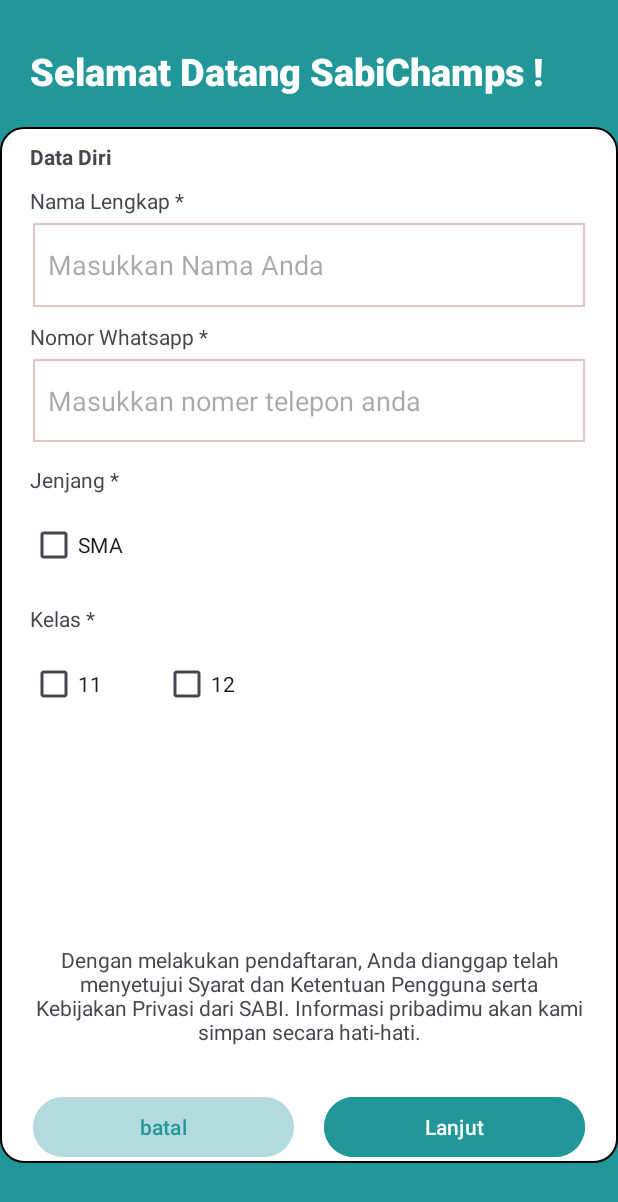
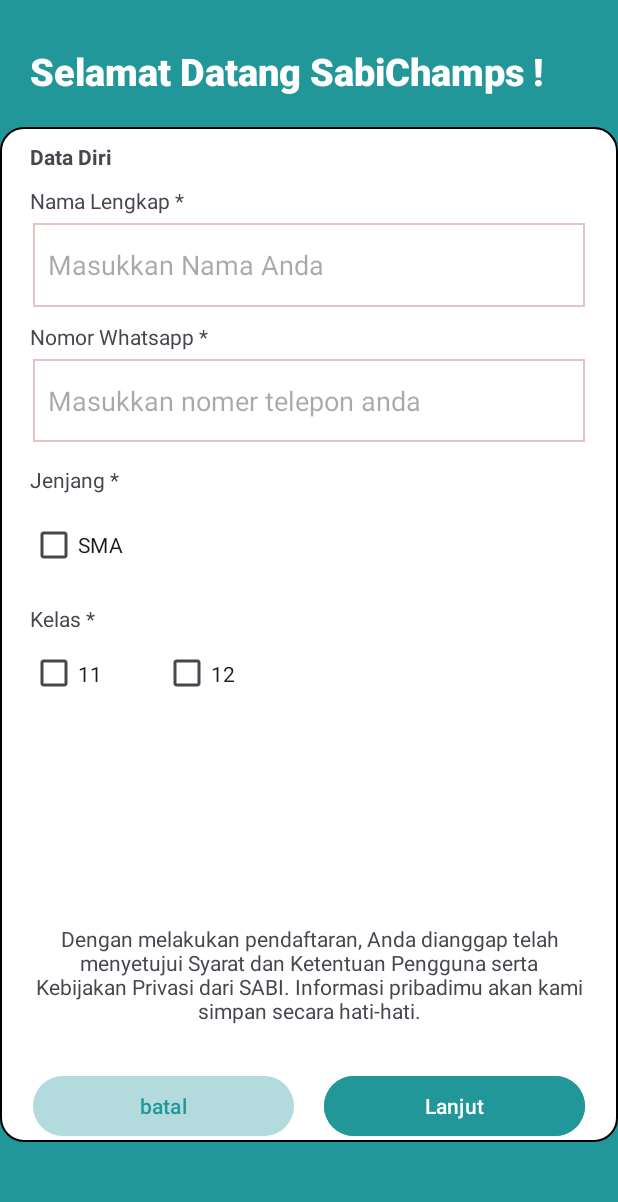
Before and after one commit to teamsabi/sabimobile, an Android app: the layout fragment_daftar.xml on its own in the app's theme, with its tools: preview values and no code run, on a phone screen of 412 x 824 dp. Shown: the top 1202 px of the screen. Run offline under Robolectric (Android 15) with nearby library versions, the phone set to English and light mode, and no system bars.

Commit message:
Update fragment_daftar.xml

```diff
--- a/app/src/main/res/layout/fragment_daftar.xml
+++ b/app/src/main/res/layout/fragment_daftar.xml
@@ -9,9 +9,8 @@
     <LinearLayout
         android:layout_width="match_parent"
         android:layout_height="match_parent"
-        android:orientation="vertical"
-        android:layout_gravity="top"
-        android:background="@color/purple_500">
+        android:background="@color/purple_500"
+        android:orientation="vertical">
 
         <TextView
             android:id="@+id/textView3"
@@ -19,8 +18,8 @@
             android:layout_height="wrap_content"
             android:layout_marginStart="20dp"
             android:layout_marginTop="30dp"
+            android:fontFamily="sans-serif-black"
             android:paddingBottom="20dp"
-            android:fontFamily="sans-serif-black"
             android:text="Selamat Datang SabiChamps !"
             android:textColor="#ffffff"
             android:textSize="25dp" />
@@ -31,10 +30,11 @@
 
             <LinearLayout
                 android:layout_width="match_parent"
-                android:layout_height="match_parent"
-                android:layout_gravity="center"
+                android:layout_height="wrap_content"
+                android:layout_gravity="bottom"
                 android:background="@drawable/shapedashboard"
                 android:orientation="vertical">
+
                 <TextView
                     android:id="@+id/textView21"
                     android:layout_width="wrap_content"
@@ -116,7 +116,7 @@
 
                 <LinearLayout
                     android:layout_width="match_parent"
-                    android:layout_height="wrap_content"
+                    android:layout_height="164dp"
                     android:orientation="horizontal"
                     android:paddingBottom="120dp">
 
@@ -151,7 +151,7 @@
 
                 <LinearLayout
                     android:layout_width="match_parent"
-                    android:layout_height="match_parent"
+                    android:layout_height="wrap_content"
                     android:orientation="horizontal">
 
                     <Button
@@ -180,15 +180,6 @@
             </LinearLayout>
         </ScrollView>
 
-        <LinearLayout
-            android:layout_width="wrap_content"
-            android:layout_height="match_parent"
-            android:layout_gravity="center"
-            android:background="@drawable/shapedashboard"
-            android:orientation="vertical">
-
-
-        </LinearLayout>
     </LinearLayout>
 
 </FrameLayout>
```
